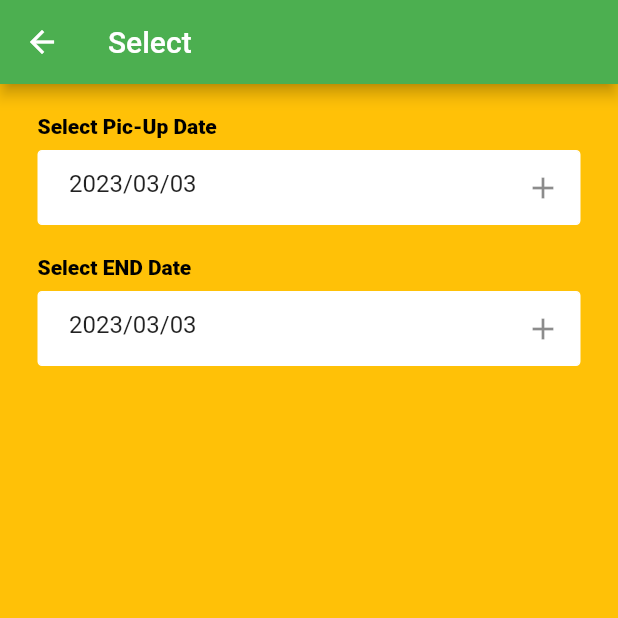
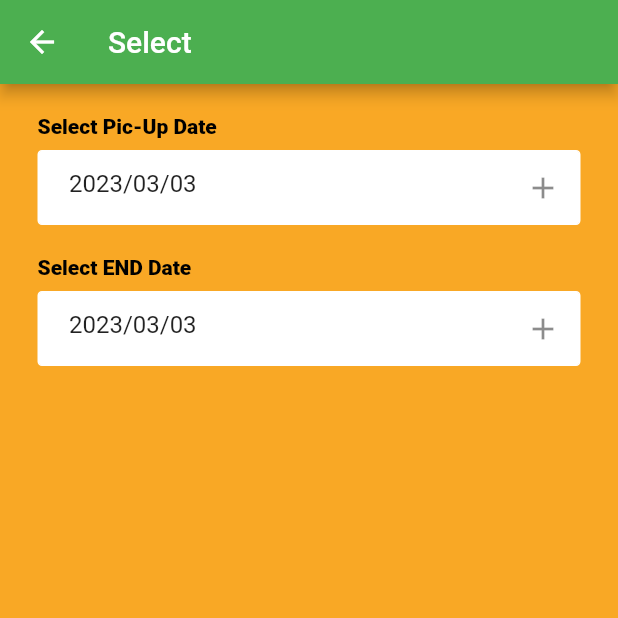
Before and after one commit to WarunaDisanayaka/Car-renting-platform, a Flutter app: the home screen opened directly, on a phone screen of 412 x 824 dp, the top half of it. Run offline on Flutter 3.47's test engine with Material 2 defaults, Android fonts, the phone set to English and light mode, and no system bars.

Commit message:
Update home.dart

```diff
--- a/app/lib/home.dart
+++ b/app/lib/home.dart
@@ -18,7 +18,7 @@ class _homeState extends State<home> {
         backgroundColor: Colors.green,
         title: Text('Select'),
       ),
-      backgroundColor: Colors.amber,
+      backgroundColor: Colors.yellow[800],
       body: Container(
         child: Column(
           crossAxisAlignment: CrossAxisAlignment.start,
```
